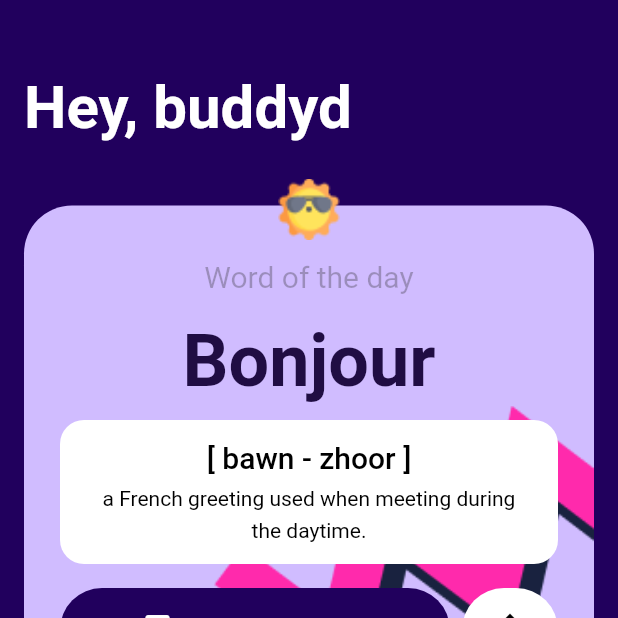
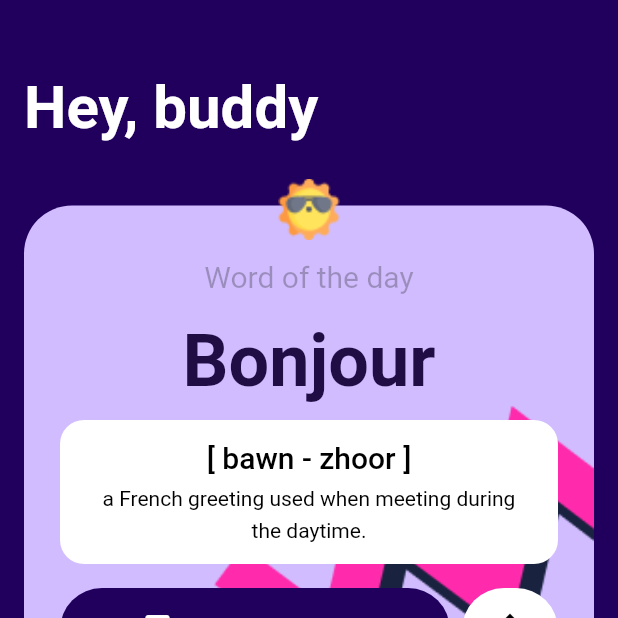
Before and after one commit to uxderrick/language_buddy, a Flutter app: the screen it shows after launch, on a phone screen of 412 x 824 dp, the top half of it. Run offline on Flutter 3.47's test engine with Material 2 defaults, Android fonts, the light colour scheme and no system bars; our stand-ins replace google_fonts; Roboto replaces fonts that are missing (Grandstander).

```diff
--- a/lib/home.dart
+++ b/lib/home.dart
@@ -21,7 +21,7 @@ class Home extends StatelessWidget {
           crossAxisAlignment: CrossAxisAlignment.start,
           children: [
             const H1(
-              text: 'Hey, buddyd',
+              text: 'Hey, buddy',
             ),
             const SizedBox(
               height: 24,
```
